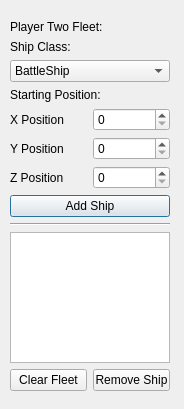
The window that teamtwomenu.ui (BenjaminHCheung/Starship-Chess) describes before a commit, drawn with Qt 5.
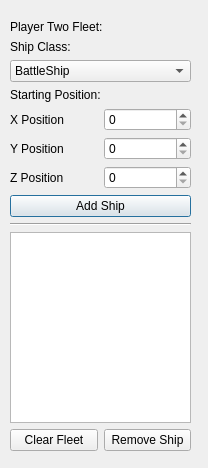
The same window after the commit.

Commit message: docked made ui, dont think anything is working yet

```diff
--- a/teamtwomenu.ui
+++ b/teamtwomenu.ui
@@ -6,8 +6,8 @@
    <rect>
     <x>0</x>
     <y>0</y>
-    <width>184</width>
-    <height>409</height>
+    <width>208</width>
+    <height>468</height>
    </rect>
   </property>
   <property name="windowTitle">
@@ -18,8 +18,8 @@
     <rect>
      <x>10</x>
      <y>20</y>
-     <width>160</width>
-     <height>371</height>
+     <width>181</width>
+     <height>431</height>
     </rect>
    </property>
    <layout class="QVBoxLayout" name="verticalLayout">
```
The commit also changes 7 other files.
